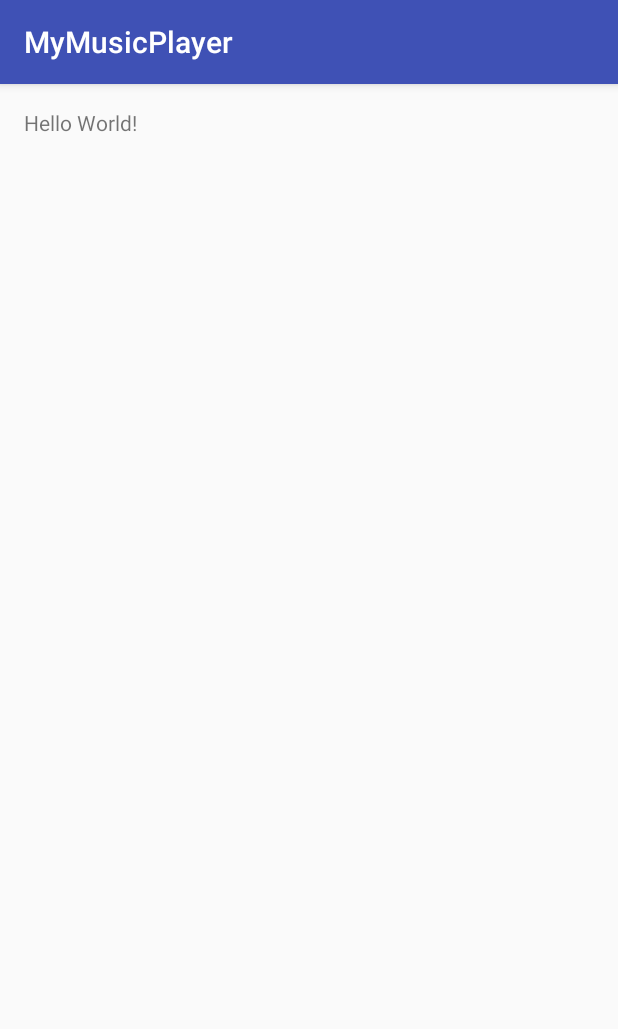
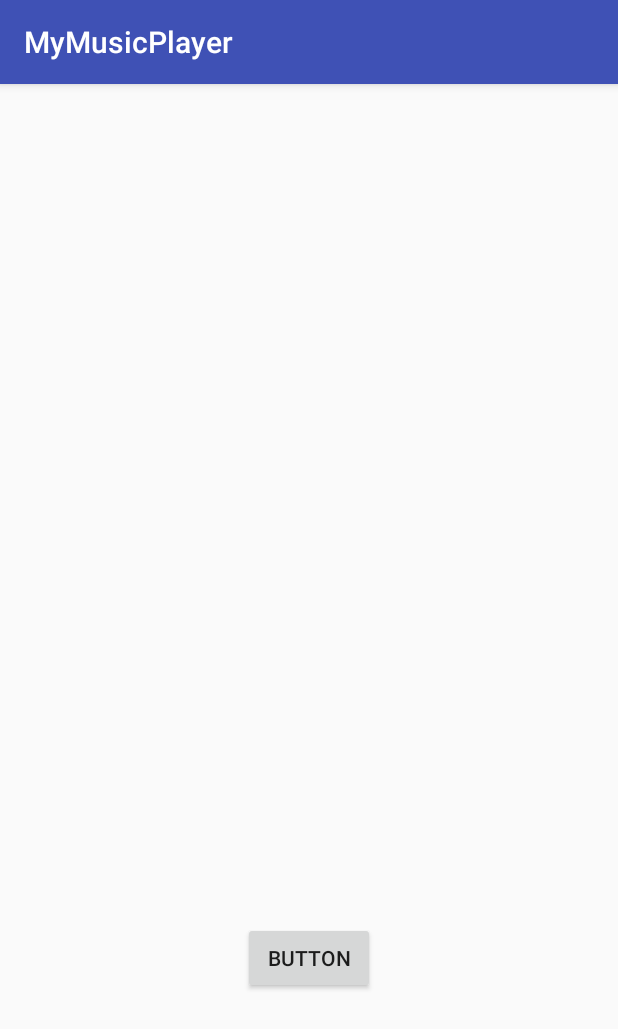
Before and after one commit to is161518/MyMusicPlayer, an Android app: the screen it shows after launch (MainActivity), on a phone screen of 412 x 824 dp. Shown: the top 1029 px of the screen. Run offline under Robolectric (Android 15) with nearby library versions, the phone set to English and light mode, and no system bars.

Commit message:
no time anymore

```diff
--- a/app/src/main/java/local/is161518_is161523/mymusicplayer/MainActivity.java
+++ b/app/src/main/java/local/is161518_is161523/mymusicplayer/MainActivity.java
@@ -1,7 +1,10 @@
 package local.is161518_is161523.mymusicplayer;
 
+import android.content.Intent;
 import android.support.v7.app.AppCompatActivity;
 import android.os.Bundle;
+import android.view.View;
+import android.widget.Button;
 
 public class MainActivity extends AppCompatActivity {
 
@@ -9,5 +12,19 @@ public class MainActivity extends AppCompatActivity {
     protected void onCreate(Bundle savedInstanceState) {
         super.onCreate(savedInstanceState);
         setContentView(R.layout.activity_main);
+
+
+        Button btn_play = (Button) findViewById(R.id.btn_play);
+        btn_play.setOnClickListener(new View.OnClickListener(){
+            @Override
+            public void onClick(View v) {
+                Intent intent = new Intent();
+            }
+
+
+        });
     }
+
+
+
 }
--- a/app/src/main/res/layout/activity_main.xml
+++ b/app/src/main/res/layout/activity_main.xml
@@ -10,8 +10,12 @@
     android:paddingTop="@dimen/activity_vertical_margin"
     tools:context="local.is161518_is161523.mymusicplayer.MainActivity">
 
-    <TextView
+    <Button
+        android:text="Button"
         android:layout_width="wrap_content"
         android:layout_height="wrap_content"
-        android:text="Hello World!" />
+        android:layout_alignParentBottom="true"
+        android:layout_centerHorizontal="true"
+        android:layout_marginBottom="145dp"
+        android:id="@+id/btn_play" />
 </RelativeLayout>
```
